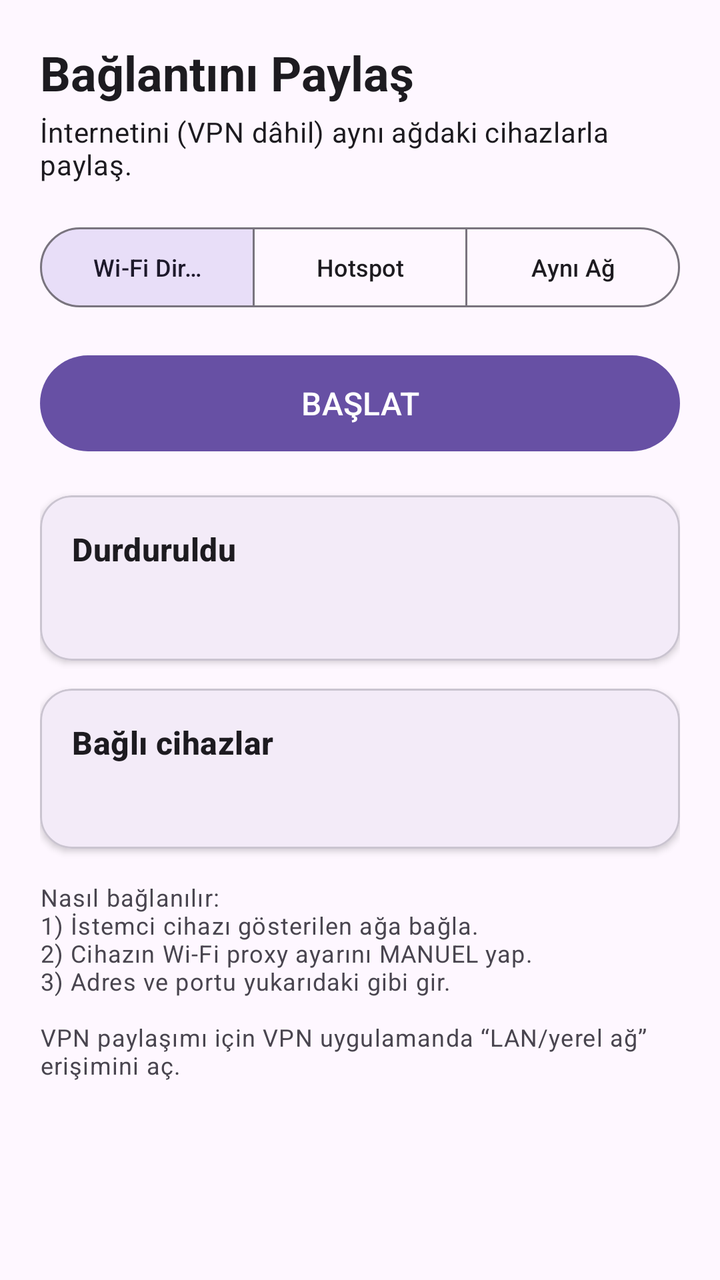
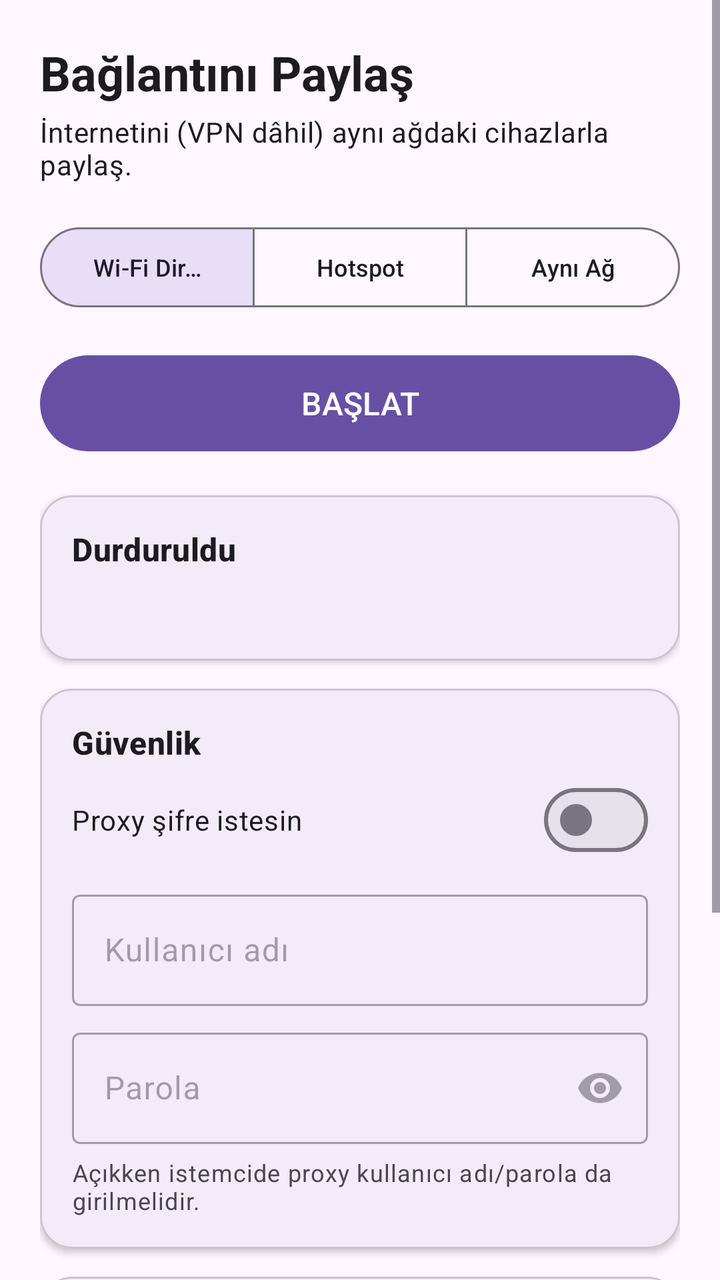

Before-and-after screenshots of an Android layout around one commit, followed by the original layout XML and the change that was made.
<!-- AndroidManifest.xml: application theme Theme.VpnShare -->
<!-- res/layout/activity_main.xml -->
<?xml version="1.0" encoding="utf-8"?>
<ScrollView xmlns:android="http://schemas.android.com/apk/res/android"
    xmlns:app="http://schemas.android.com/apk/res-auto"
    android:layout_width="match_parent"
    android:layout_height="match_parent"
    android:fillViewport="true">

    <LinearLayout
        android:layout_width="match_parent"
        android:layout_height="wrap_content"
        android:orientation="vertical"
        android:padding="20dp">

        <TextView
            android:layout_width="match_parent"
            android:layout_height="wrap_content"
            android:text="@string/title"
            android:textAppearance="?attr/textAppearanceHeadlineSmall"
            android:textStyle="bold" />

        <TextView
            android:layout_width="match_parent"
            android:layout_height="wrap_content"
            android:layout_marginTop="4dp"
            android:text="@string/desc"
            android:textAppearance="?attr/textAppearanceBodyMedium" />

        <com.google.android.material.button.MaterialButtonToggleGroup
            android:id="@+id/modeGroup"
            android:layout_width="match_parent"
            android:layout_height="wrap_content"
            android:layout_marginTop="18dp"
            app:checkedButton="@id/modeP2p"
            app:selectionRequired="true"
            app:singleSelection="true">

            <com.google.android.material.button.MaterialButton
                android:id="@+id/modeP2p"
                style="?attr/materialButtonOutlinedStyle"
                android:layout_width="0dp"
                android:layout_height="wrap_content"
                android:layout_weight="1"
                android:text="@string/mode_p2p"
                android:textSize="12sp" />

            <com.google.android.material.button.MaterialButton
                android:id="@+id/modeHotspot"
                style="?attr/materialButtonOutlinedStyle"
                android:layout_width="0dp"
                android:layout_height="wrap_content"
                android:layout_weight="1"
                android:text="@string/mode_hotspot"
                android:textSize="12sp" />

            <com.google.android.material.button.MaterialButton
                android:id="@+id/modeLan"
                style="?attr/materialButtonOutlinedStyle"
                android:layout_width="0dp"
                android:layout_height="wrap_content"
                android:layout_weight="1"
                android:text="@string/mode_lan"
                android:textSize="12sp" />
        </com.google.android.material.button.MaterialButtonToggleGroup>

        <com.google.android.material.button.MaterialButton
            android:id="@+id/toggleButton"
            android:layout_width="match_parent"
            android:layout_height="56dp"
            android:layout_marginTop="16dp"
            android:text="@string/start"
            android:textSize="16sp" />

        <com.google.android.material.card.MaterialCardView
            android:layout_width="match_parent"
            android:layout_height="wrap_content"
            android:layout_marginTop="18dp"
            app:cardCornerRadius="16dp"
            app:cardElevation="2dp">

            <LinearLayout
                android:layout_width="match_parent"
                android:layout_height="wrap_content"
                android:orientation="vertical"
                android:padding="16dp">

                <TextView
                    android:id="@+id/statusText"
                    android:layout_width="match_parent"
                    android:layout_height="wrap_content"
                    android:text="@string/status_stopped"
                    android:textAppearance="?attr/textAppearanceTitleMedium"
                    android:textStyle="bold" />

                <TextView
                    android:id="@+id/errorText"
                    android:layout_width="match_parent"
                    android:layout_height="wrap_content"
                    android:layout_marginTop="6dp"
                    android:textColor="#C62828"
                    android:textSize="14sp"
                    android:visibility="gone" />

                <TextView
                    android:id="@+id/infoText"
                    android:layout_width="match_parent"
                    android:layout_height="wrap_content"
                    android:layout_marginTop="10dp"
                    android:fontFamily="monospace"
                    android:textSize="14sp" />

                <ImageView
                    android:id="@+id/qrImage"
                    android:layout_width="220dp"
                    android:layout_height="220dp"
                    android:layout_gravity="center_horizontal"
                    android:layout_marginTop="12dp"
                    android:contentDescription="@string/qr_hint"
                    android:visibility="gone" />

                <TextView
                    android:id="@+id/qrHint"
                    android:layout_width="match_parent"
                    android:layout_height="wrap_content"
                    android:layout_marginTop="6dp"
                    android:gravity="center"
                    android:text="@string/qr_hint"
                    android:textSize="12sp"
                    android:visibility="gone" />
            </LinearLayout>
        </com.google.android.material.card.MaterialCardView>

        <com.google.android.material.card.MaterialCardView
            android:layout_width="match_parent"
            android:layout_height="wrap_content"
            android:layout_marginTop="14dp"
            app:cardCornerRadius="16dp"
            app:cardElevation="2dp">

            <LinearLayout
                android:layout_width="match_parent"
                android:layout_height="wrap_content"
                android:orientation="vertical"
                android:padding="16dp">

                <TextView
                    android:layout_width="match_parent"
                    android:layout_height="wrap_content"
                    android:text="@string/devices_title"
                    android:textAppearance="?attr/textAppearanceTitleMedium"
                    android:textStyle="bold" />

                <TextView
                    android:id="@+id/devicesSummary"
                    android:layout_width="match_parent"
                    android:layout_height="wrap_content"
                    android:layout_marginTop="2dp"
                    android:textAppearance="?attr/textAppearanceBodySmall" />

                <LinearLayout
                    android:id="@+id/devicesContainer"
                    android:layout_width="match_parent"
                    android:layout_height="wrap_content"
                    android:layout_marginTop="8dp"
                    android:orientation="vertical" />
            </LinearLayout>
        </com.google.android.material.card.MaterialCardView>

        <TextView
            android:layout_width="match_parent"
            android:layout_height="wrap_content"
            android:layout_marginTop="16dp"
            android:text="@string/howto"
            android:textAppearance="?attr/textAppearanceBodySmall" />

    </LinearLayout>

</ScrollView>
<!-- resources referenced by this layout -->
<resources>
  <string name="desc">İnternetini (VPN dâhil) aynı ağdaki cihazlarla paylaş.</string>
  <string name="devices_title">Bağlı cihazlar</string>
  <string name="howto">Nasıl bağlanılır:\n1) İstemci cihazı gösterilen ağa bağla.\n2) Cihazın Wi-Fi proxy ayarını MANUEL yap.\n3) Adres ve portu yukarıdaki gibi gir.\n\nVPN paylaşımı için VPN uygulamanda “LAN/yerel ağ” erişimini aç.</string>
  <string name="mode_hotspot">Hotspot</string>
  <string name="mode_lan">Aynı Ağ</string>
  <string name="mode_p2p">Wi-Fi Direct</string>
  <string name="qr_hint">Ağa bağlanmak için QR kodu okut (proxy’yi ayrıca elle gir).</string>
  <string name="start">BAŞLAT</string>
  <string name="status_stopped">Durduruldu</string>
  <string name="title">Bağlantını Paylaş</string>
  <style name="Theme.VpnShare" parent="Theme.Material3.DayNight.NoActionBar" />
</resources>

<!-- the commit's change to res/layout/activity_main.xml (unified diff, before → after) -->
@@ -145,16 +145,109 @@
                 <TextView
                     android:layout_width="match_parent"
                     android:layout_height="wrap_content"
-                    android:text="@string/devices_title"
+                    android:text="@string/security_title"
                     android:textAppearance="?attr/textAppearanceTitleMedium"
                     android:textStyle="bold" />
 
+                <com.google.android.material.materialswitch.MaterialSwitch
+                    android:id="@+id/authSwitch"
+                    android:layout_width="match_parent"
+                    android:layout_height="wrap_content"
+                    android:layout_marginTop="4dp"
+                    android:text="@string/auth_switch" />
+
+                <com.google.android.material.textfield.TextInputLayout
+                    android:id="@+id/userLayout"
+                    style="@style/Widget.Material3.TextInputLayout.OutlinedBox"
+                    android:layout_width="match_parent"
+                    android:layout_height="wrap_content"
+                    android:layout_marginTop="8dp"
+                    android:hint="@string/hint_user"
+                    android:enabled="false">
+
+                    <com.google.android.material.textfield.TextInputEditText
+                        android:id="@+id/userField"
+                        android:layout_width="match_parent"
+                        android:layout_height="wrap_content"
+                        android:inputType="text" />
+                </com.google.android.material.textfield.TextInputLayout>
+
+                <com.google.android.material.textfield.TextInputLayout
+                    android:id="@+id/passLayout"
+                    style="@style/Widget.Material3.TextInputLayout.OutlinedBox"
+                    android:layout_width="match_parent"
+                    android:layout_height="wrap_content"
+                    android:layout_marginTop="8dp"
+                    android:hint="@string/hint_pass"
+                    android:enabled="false"
+                    app:endIconMode="password_toggle">
+
+                    <com.google.android.material.textfield.TextInputEditText
+                        android:id="@+id/passField"
+                        android:layout_width="match_parent"
+                        android:layout_height="wrap_content"
+                        android:inputType="textPassword" />
+                </com.google.android.material.textfield.TextInputLayout>
+
+                <TextView
+                    android:layout_width="match_parent"
+                    android:layout_height="wrap_content"
+                    android:layout_marginTop="6dp"
+                    android:text="@string/auth_note"
+                    android:textAppearance="?attr/textAppearanceBodySmall" />
+            </LinearLayout>
+        </com.google.android.material.card.MaterialCardView>
+
+        <com.google.android.material.card.MaterialCardView
+            android:layout_width="match_parent"
+            android:layout_height="wrap_content"
+            android:layout_marginTop="14dp"
+            app:cardCornerRadius="16dp"
+            app:cardElevation="2dp">
+
+            <LinearLayout
+                android:layout_width="match_parent"
+                android:layout_height="wrap_content"
+                android:orientation="vertical"
+                android:padding="16dp">
+
+                <LinearLayout
+                    android:layout_width="match_parent"
+                    android:layout_height="wrap_content"
+                    android:gravity="center_vertical"
+                    android:orientation="horizontal">
+
+                    <TextView
+                        android:layout_width="0dp"
+                        android:layout_height="wrap_content"
+                        android:layout_weight="1"
+                        android:text="@string/devices_title"
+                        android:textAppearance="?attr/textAppearanceTitleMedium"
+                        android:textStyle="bold" />
+
+                    <com.google.android.material.button.MaterialButton
+                        android:id="@+id/resetDevices"
+                        style="@style/Widget.Material3.Button.TextButton"
+                        android:layout_width="wrap_content"
+                        android:layout_height="wrap_content"
+                        android:minWidth="0dp"
+                        android:text="@string/reset_devices"
+                        android:textSize="12sp" />
+                </LinearLayout>
+
                 <TextView
                     android:id="@+id/devicesSummary"
                     android:layout_width="match_parent"
                     android:layout_height="wrap_content"
+                    android:textAppearance="?attr/textAppearanceBodySmall" />
+
+                <TextView
+                    android:id="@+id/trafficText"
+                    android:layout_width="match_parent"
+                    android:layout_height="wrap_content"
                     android:layout_marginTop="2dp"
-                    android:textAppearance="?attr/textAppearanceBodySmall" />
+                    android:fontFamily="monospace"
+                    android:textSize="12sp" />
 
                 <LinearLayout
                     android:id="@+id/devicesContainer"
<!-- resource entries referenced after the edit -->
@@ -1,12 +1,18 @@
 <!-- resources referenced by this layout -->
 <resources>
+  <string name="auth_note">Açıkken istemcide proxy kullanıcı adı/parola da girilmelidir.</string>
+  <string name="auth_switch">Proxy şifre istesin</string>
   <string name="desc">İnternetini (VPN dâhil) aynı ağdaki cihazlarla paylaş.</string>
   <string name="devices_title">Bağlı cihazlar</string>
+  <string name="hint_pass">Parola</string>
+  <string name="hint_user">Kullanıcı adı</string>
   <string name="howto">Nasıl bağlanılır:\n1) İstemci cihazı gösterilen ağa bağla.\n2) Cihazın Wi-Fi proxy ayarını MANUEL yap.\n3) Adres ve portu yukarıdaki gibi gir.\n\nVPN paylaşımı için VPN uygulamanda “LAN/yerel ağ” erişimini aç.</string>
   <string name="mode_hotspot">Hotspot</string>
   <string name="mode_lan">Aynı Ağ</string>
   <string name="mode_p2p">Wi-Fi Direct</string>
   <string name="qr_hint">Ağa bağlanmak için QR kodu okut (proxy’yi ayrıca elle gir).</string>
+  <string name="reset_devices">Sıfırla</string>
+  <string name="security_title">Güvenlik</string>
   <string name="start">BAŞLAT</string>
   <string name="status_stopped">Durduruldu</string>
   <string name="title">Bağlantını Paylaş</string>
